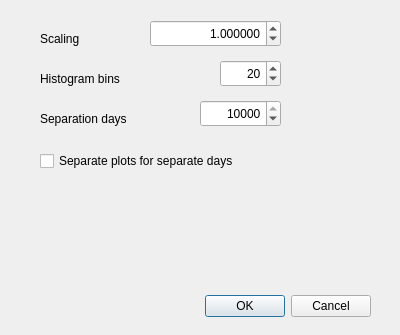
The window that Numpy/Sdadmin/ewcalcdlg.ui (JohnMCollins/python-astro-progs) describes before a commit, drawn with Qt 5.
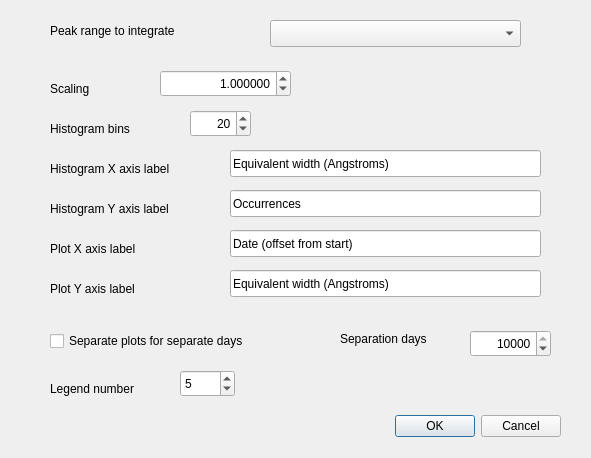
The same window after the commit.

The edit to the form file:
```diff
--- a/Numpy/Sdadmin/ewcalcdlg.ui
+++ b/Numpy/Sdadmin/ewcalcdlg.ui
@@ -6,8 +6,8 @@
    <rect>
     <x>0</x>
     <y>0</y>
-    <width>400</width>
-    <height>335</height>
+    <width>591</width>
+    <height>458</height>
    </rect>
   </property>
   <property name="windowTitle">
@@ -16,8 +16,8 @@
   <widget class="QDialogButtonBox" name="buttonBox">
    <property name="geometry">
     <rect>
-     <x>150</x>
-     <y>290</y>
+     <x>340</x>
+     <y>410</y>
      <width>221</width>
      <height>32</height>
     </rect>
@@ -32,8 +32,8 @@
   <widget class="QDoubleSpinBox" name="scaling">
    <property name="geometry">
     <rect>
-     <x>150</x>
-     <y>20</y>
+     <x>160</x>
+     <y>70</y>
      <width>131</width>
      <height>27</height>
     </rect>
@@ -60,8 +60,8 @@
   <widget class="QLabel" name="label">
    <property name="geometry">
     <rect>
-     <x>40</x>
-     <y>30</y>
+     <x>50</x>
+     <y>80</y>
      <width>62</width>
      <height>17</height>
     </rect>
@@ -73,8 +73,8 @@
   <widget class="QLabel" name="label_2">
    <property name="geometry">
     <rect>
-     <x>40</x>
-     <y>70</y>
+     <x>50</x>
+     <y>120</y>
      <width>111</width>
      <height>17</height>
     </rect>
@@ -86,8 +86,8 @@
   <widget class="QSpinBox" name="histbins">
    <property name="geometry">
     <rect>
-     <x>220</x>
-     <y>60</y>
+     <x>190</x>
+     <y>110</y>
      <width>61</width>
      <height>27</height>
     </rect>
@@ -111,8 +111,8 @@
   <widget class="QLabel" name="label_3">
    <property name="geometry">
     <rect>
-     <x>40</x>
-     <y>110</y>
+     <x>340</x>
+     <y>330</y>
      <width>111</width>
      <height>17</height>
     </rect>
@@ -124,8 +124,8 @@
   <widget class="QSpinBox" name="sepdays">
    <property name="geometry">
     <rect>
-     <x>200</x>
-     <y>100</y>
+     <x>470</x>
+     <y>330</y>
      <width>81</width>
      <height>27</height>
     </rect>
@@ -152,8 +152,8 @@
   <widget class="QCheckBox" name="sepplot">
    <property name="geometry">
     <rect>
-     <x>40</x>
-     <y>150</y>
+     <x>50</x>
+     <y>330</y>
      <width>261</width>
      <height>22</height>
     </rect>
@@ -162,6 +162,183 @@
     <string>Separate plots for separate days</string>
    </property>
   </widget>
+  <widget class="QLabel" name="label_4">
+   <property name="geometry">
+    <rect>
+     <x>50</x>
+     <y>160</y>
+     <width>161</width>
+     <height>17</height>
+    </rect>
+   </property>
+   <property name="text">
+    <string>Histogram X axis label</string>
+   </property>
+  </widget>
+  <widget class="QLineEdit" name="histxaxis">
+   <property name="geometry">
+    <rect>
+     <x>230</x>
+     <y>150</y>
+     <width>311</width>
+     <height>27</height>
+    </rect>
+   </property>
+   <property name="toolTip">
+    <string>This is the label applied to the X axis of the histogram</string>
+   </property>
+   <property name="text">
+    <string>Equivalent width (Angstroms)</string>
+   </property>
+  </widget>
+  <widget class="QLineEdit" name="histyaxis">
+   <property name="geometry">
+    <rect>
+     <x>230</x>
+     <y>190</y>
+     <width>311</width>
+     <height>27</height>
+    </rect>
+   </property>
+   <property name="toolTip">
+    <string>This is the label applied to the Y axis of the histogram</string>
+   </property>
+   <property name="text">
+    <string>Occurrences</string>
+   </property>
+  </widget>
+  <widget class="QLabel" name="label_5">
+   <property name="geometry">
+    <rect>
+     <x>50</x>
+     <y>200</y>
+     <width>161</width>
+     <height>17</height>
+    </rect>
+   </property>
+   <property name="text">
+    <string>Histogram Y axis label</string>
+   </property>
+  </widget>
+  <widget class="QLabel" name="label_6">
+   <property name="geometry">
+    <rect>
+     <x>50</x>
+     <y>280</y>
+     <width>161</width>
+     <height>17</height>
+    </rect>
+   </property>
+   <property name="text">
+    <string>Plot Y axis label</string>
+   </property>
+  </widget>
+  <widget class="QLineEdit" name="plotxaxis">
+   <property name="geometry">
+    <rect>
+     <x>230</x>
+     <y>230</y>
+     <width>311</width>
+     <height>27</height>
+    </rect>
+   </property>
+   <property name="toolTip">
+    <string>This is the label applied to the X axis of the equivalent width plot</string>
+   </property>
+   <property name="text">
+    <string>Date (offset from start)</string>
+   </property>
+  </widget>
+  <widget class="QLineEdit" name="plotyaxis">
+   <property name="geometry">
+    <rect>
+     <x>230</x>
+     <y>270</y>
+     <width>311</width>
+     <height>27</height>
+    </rect>
+   </property>
+   <property name="toolTip">
+    <string>This is the label applied to the Y axis of the equivalent width plot</string>
+   </property>
+   <property name="text">
+    <string>Equivalent width (Angstroms)</string>
+   </property>
+  </widget>
+  <widget class="QLabel" name="label_7">
+   <property name="geometry">
+    <rect>
+     <x>50</x>
+     <y>240</y>
+     <width>161</width>
+     <height>17</height>
+    </rect>
+   </property>
+   <property name="text">
+    <string>Plot X axis label</string>
+   </property>
+  </widget>
+  <widget class="QSpinBox" name="legnum">
+   <property name="geometry">
+    <rect>
+     <x>180</x>
+     <y>370</y>
+     <width>55</width>
+     <height>27</height>
+    </rect>
+   </property>
+   <property name="toolTip">
+    <string>Maximum number in legend</string>
+   </property>
+   <property name="minimum">
+    <number>2</number>
+   </property>
+   <property name="maximum">
+    <number>10</number>
+   </property>
+   <property name="value">
+    <number>5</number>
+   </property>
+  </widget>
+  <widget class="QLabel" name="label_8">
+   <property name="geometry">
+    <rect>
+     <x>50</x>
+     <y>380</y>
+     <width>111</width>
+     <height>17</height>
+    </rect>
+   </property>
+   <property name="text">
+    <string>Legend number</string>
+   </property>
+  </widget>
+  <widget class="QLabel" name="label_9">
+   <property name="geometry">
+    <rect>
+     <x>50</x>
+     <y>20</y>
+     <width>171</width>
+     <height>21</height>
+    </rect>
+   </property>
+   <property name="text">
+    <string>Peak range to integrate</string>
+   </property>
+  </widget>
+  <widget class="QComboBox" name="peakrange">
+   <property name="geometry">
+    <rect>
+     <x>270</x>
+     <y>20</y>
+     <width>251</width>
+     <height>27</height>
+    </rect>
+   </property>
+   <property name="toolTip">
+    <string>This is the peak we want to perform the integration over.</string>
+   </property>
+  </widget>
  </widget>
  <resources/>
  <connections>
```
Left out of the diff: 13 changed lines with no effect on the pictures.
